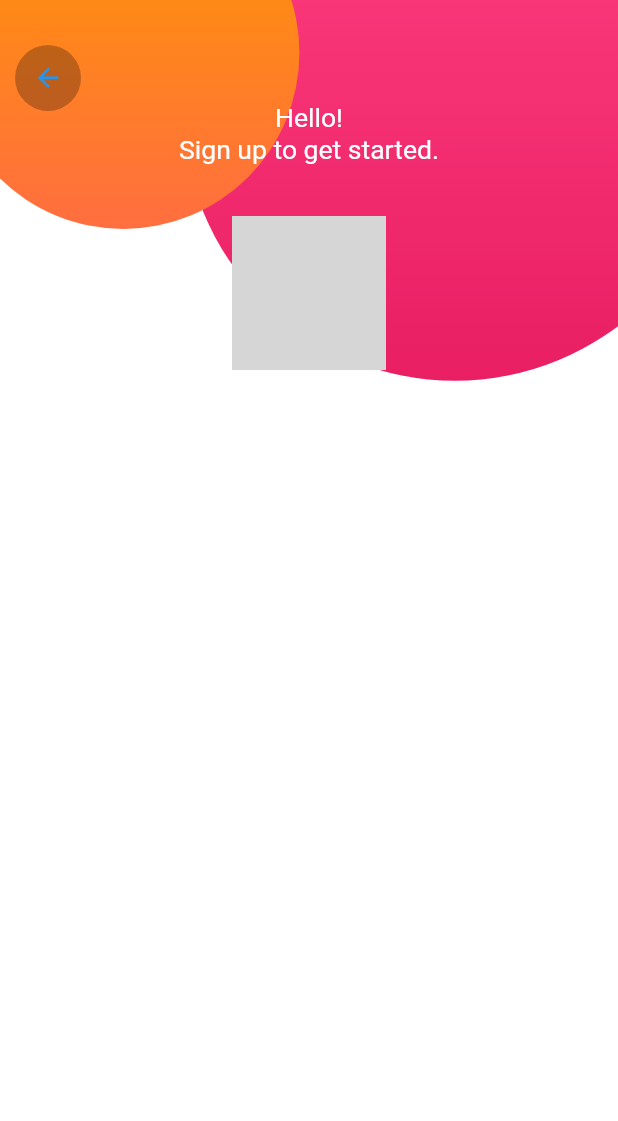
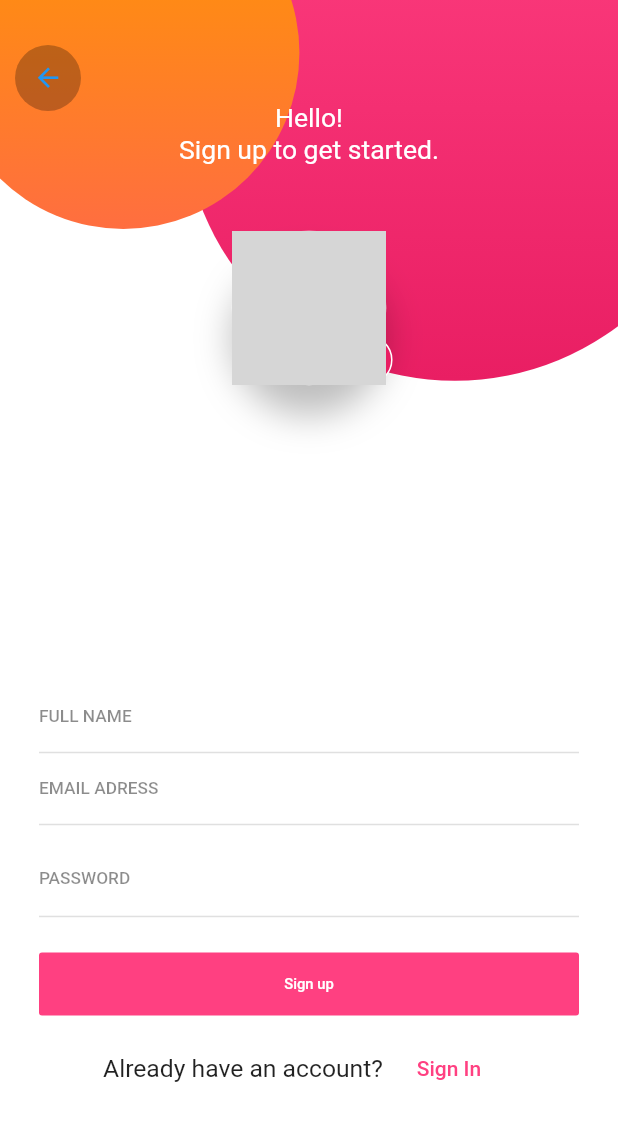
Before and after one commit to leanjr99/flutter_api_formcad, a Flutter app: the RegisterPage screen opened by its route, on a phone screen of 412 x 824 dp. Shown: the top 1121 px of the screen. Run offline on Flutter 3.47's test engine with Material 2 defaults, Android fonts, the phone set to English and light mode, and no system bars; our stand-ins replace flutter_svg; network calls fail; grey boxes are pictures that could not be loaded.

Commit message:
finalização do design e formularios

```diff
--- a/lib/pages/register_page.dart
+++ b/lib/pages/register_page.dart
@@ -1,7 +1,9 @@
 import 'package:flutter/cupertino.dart';
 import 'package:flutter/material.dart';
 import 'package:flutter_api_formcad/utils/responsive.dart';
+import 'package:flutter_api_formcad/widgets/avatar_button.dart';
 import 'package:flutter_api_formcad/widgets/circle.dart';
+import 'package:flutter_api_formcad/widgets/register_form.dart';
 
 class RegisterPage extends StatefulWidget {
   static const routeName = 'register';
@@ -65,16 +67,13 @@ class _RegisterPageState extends State<RegisterPage> {
                         ),
                       ),
                       SizedBox(height: responsive.dp(8)),
-                      ClipOval(
-                        child: Image.network(
-                          'https://www.w3schools.com/howto/img_avatar.png',
-                          width: responsive.wp(25),
-                          height: responsive.wp(25),
-                        ),
+                      AvatarButton(
+                        imageSize: responsive.wp(25),
                       )
                     ],
                   ),
                 ),
+                RegisterForm(),
                 Positioned(
                   left: 10,
                   top: 30,
@@ -83,7 +82,9 @@ class _RegisterPageState extends State<RegisterPage> {
                     padding: EdgeInsets.all(10),
                     borderRadius: BorderRadius.circular(30),
                     child: Icon(Icons.arrow_back),
-                    onPressed: () {},
+                    onPressed: () {
+                      Navigator.pop(context);
+                    },
                   ),
                 )
               ],
--- /dev/null
+++ b/lib/widgets/avatar_button.dart
@@ -0,0 +1,58 @@
+import 'package:flutter/cupertino.dart';
+import 'package:flutter/material.dart';
+
+class AvatarButton extends StatelessWidget {
+  final double imageSize;
+  const AvatarButton({Key key, this.imageSize = 100}) : super(key: key);
+  @override
+  Widget build(BuildContext context) {
+    return Stack(
+      children: <Widget>[
+        Container(
+          margin: EdgeInsets.all(10),
+          decoration: BoxDecoration(
+            color: Colors.white,
+            shape: BoxShape.circle,
+            boxShadow: [
+              BoxShadow(
+                blurRadius: 20,
+                color: Colors.black26,
+                offset: Offset(0, 20),
+              ),
+            ],
+          ),
+          child: ClipOval(
+            child: Image.network(
+              'https://www.w3schools.com/howto/img_avatar.png',
+              width: this.imageSize,
+              height: this.imageSize,
+            ),
+          ),
+        ),
+        Positioned(
+          bottom: 5,
+          right: 0,
+          child: CupertinoButton(
+            padding: EdgeInsets.zero,
+            borderRadius: BorderRadius.circular(30),
+            child: Container(
+              child: Icon(
+                Icons.add,
+                color: Colors.white,
+              ),
+              padding: EdgeInsets.all(5),
+              decoration: BoxDecoration(
+                border: Border.all(
+                  color: Colors.white,
+                ),
+                color: Colors.pink,
+                shape: BoxShape.circle,
+              ),
+            ),
+            onPressed: () {},
+          ),
+        ),
+      ],
+    );
+  }
+}
--- /dev/null
+++ b/lib/widgets/register_form.dart
@@ -0,0 +1,145 @@
+import 'package:flutter/material.dart';
+import 'package:flutter_api_formcad/utils/responsive.dart';
+import 'input_text.dart';
+
+class RegisterForm extends StatefulWidget {
+  @override
+  _RegisterFormState createState() => _RegisterFormState();
+}
+
+class _RegisterFormState extends State<RegisterForm> {
+  GlobalKey<FormState> _formKey = GlobalKey();
+  String _email = '', _password = '', _username;
+  _submit() {
+    final isOk = _formKey.currentState.validate();
+    print("form is Ok $isOk");
+    if (isOk) {}
+  }
+
+  @override
+  Widget build(BuildContext context) {
+    final Responsive responsive = Responsive.of(context);
+
+    return Positioned(
+      bottom: 30,
+      child: Container(
+        constraints: BoxConstraints(
+          maxWidth: responsive.isTablet ? 430 : 360,
+        ),
+        child: Form(
+          key: _formKey,
+          child: Column(
+            children: <Widget>[
+              InputText(
+                keyboardType: TextInputType.emailAddress,
+                label: "FULL NAME",
+                fontSize: responsive.dp(responsive.isTablet ? 3.0 : 2.8),
+                onChanged: (text) {
+                  _username = text;
+                },
+                validator: (text) {
+                  if (text.trim().length > 5) {
+                    return "invalid username";
+                  }
+                  return null;
+                },
+              ),
+              InputText(
+                keyboardType: TextInputType.emailAddress,
+                label: "EMAIL ADRESS",
+                fontSize: responsive.dp(responsive.isTablet ? 3.0 : 2.8),
+                onChanged: (text) {
+                  _email = text;
+                },
+                validator: (text) {
+                  if (!text.contains("@")) {
+                    return "invalid email";
+                  }
+                  return null;
+                },
+              ),
+              SizedBox(
+                height: responsive.dp(3),
+              ),
+              Container(
+                decoration: BoxDecoration(
+                  border: Border(
+                    bottom: BorderSide(
+                      color: Colors.black12,
+                    ),
+                  ),
+                ),
+                child: Row(
+                  children: <Widget>[
+                    Expanded(
+                      child: InputText(
+                          label: "PASSWORD",
+                          borderEnabled: false,
+                          fontSize:
+                              responsive.dp(responsive.isTablet ? 3.0 : 2.8),
+                          onChanged: (text) {
+                            _password = text;
+                          },
+                          validator: (text) {
+                            if (text.trim().length < 6) {
+                              return "invalid password";
+                            }
+                            return null;
+                          }),
+                    ),
+                  ],
+                ),
+              ),
+              SizedBox(
+                height: responsive.dp(5),
+              ),
+              SizedBox(
+                width: double.infinity,
+                child: FlatButton(
+                  padding: EdgeInsets.symmetric(vertical: 15),
+                  child: Text(
+                    "Sign up",
+                    style: TextStyle(
+                      color: Colors.white,
+                      fontSize: responsive.dp(responsive.isTablet ? 3.0 : 2.4),
+                    ),
+                  ),
+                  onPressed: this._submit,
+                  color: Colors.pinkAccent,
+                ),
+              ),
+              SizedBox(
+                height: responsive.dp(2),
+              ),
+              Row(
+                mainAxisAlignment: MainAxisAlignment.center,
+                children: <Widget>[
+                  Text(
+                    "Already have an account?",
+                    style: TextStyle(
+                      fontSize: responsive.dp(4),
+                    ),
+                  ),
+                  FlatButton(
+                    child: Text(
+                      "Sign In",
+                      style: TextStyle(
+                        color: Colors.pinkAccent,
+                      ),
+                    ),
+                    onPressed: () {
+                      Navigator.pop(context);
+                    },
+                  ),
+                ],
+              ),
+              SizedBox(
+                height: responsive.dp(14),
+              ),
+            ],
+          ),
+        ),
+      ),
+    );
+  }
+}
```
